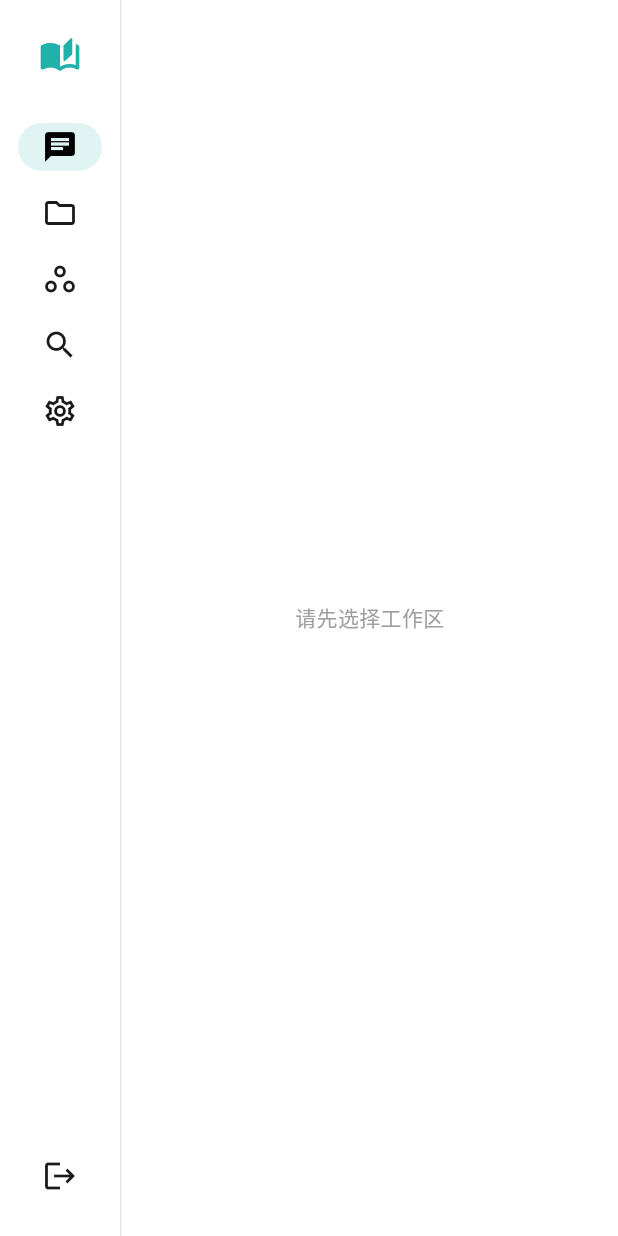
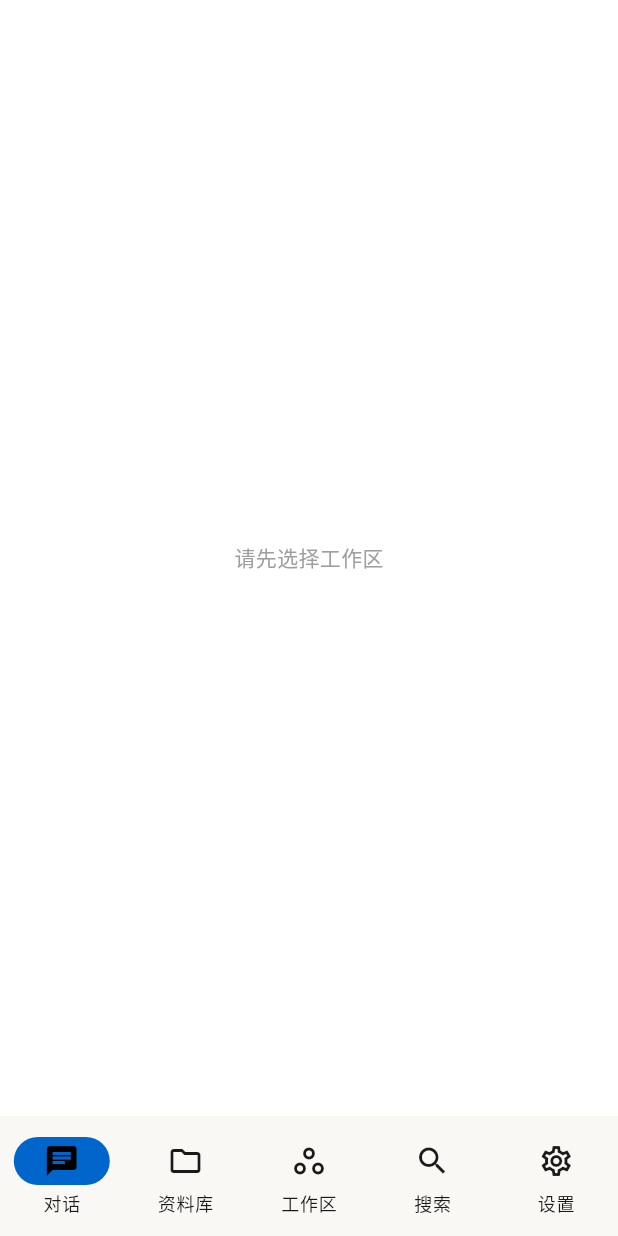
Before and after one commit to XimilalaXiang/TrustRAG, a Flutter app: the DashboardPage screen opened directly, on a phone screen of 412 x 824 dp. Run offline on Flutter 3.47's test engine with Material 3 defaults, Android fonts, the phone set to English and light mode, and no system bars; our stand-ins replace dio, file_picker, flutter_markdown, flutter_riverpod, go_router, google_fonts and 1 more; missing offline and left inert: streaming_markdown, syncfusion_flutter_pdfviewer; accounts and stored records are empty.

Commit message:
feat(responsive): implement 4-tier responsive layout breakpoints
- ≥1200px: Extended sidebar with labels + content
- 900-1199px: Extended sidebar + content
- 600-899px: Collapsed icon-only sidebar + content
- <600px: Bottom NavigationBar (mobile mode)
- Extract nav items to reusable static list
- Share AnimatedSwitcher content area across layouts

Co-authored-by: Cursor <cursoragent@cursor.com>

```diff
--- a/apps/client/lib/features/dashboard/pages/dashboard_page.dart
+++ b/apps/client/lib/features/dashboard/pages/dashboard_page.dart
@@ -20,10 +20,18 @@ class DashboardPage extends ConsumerStatefulWidget {
 class _DashboardPageState extends ConsumerState<DashboardPage> {
   int _selectedIndex = 0;
 
+  static const _navItems = <({IconData icon, IconData selectedIcon, String label})>[
+    (icon: Icons.chat_outlined, selectedIcon: Icons.chat, label: '对话'),
+    (icon: Icons.folder_outlined, selectedIcon: Icons.folder, label: '资料库'),
+    (icon: Icons.workspaces_outlined, selectedIcon: Icons.workspaces, label: '工作区'),
+    (icon: Icons.search_outlined, selectedIcon: Icons.search, label: '搜索'),
+    (icon: Icons.settings_outlined, selectedIcon: Icons.settings, label: '设置'),
+  ];
+
   @override
   Widget build(BuildContext context) {
     final theme = Theme.of(context);
-    final isWide = MediaQuery.of(context).size.width > 768;
+    final width = MediaQuery.of(context).size.width;
     final authState = ref.watch(authProvider);
 
     if (authState.status == AuthStatus.unauthenticated) {
@@ -32,11 +40,42 @@ class _DashboardPageState extends ConsumerState<DashboardPage> {
       });
     }
 
+    final contentArea = AnimatedSwitcher(
+      duration: const Duration(milliseconds: 250),
+      switchInCurve: Curves.easeOut,
+      switchOutCurve: Curves.easeIn,
+      child: KeyedSubtree(
+        key: ValueKey<int>(_selectedIndex),
+        child: _buildContent(),
+      ),
+    );
+
+    // <600px: bottom navigation (mobile)
+    if (width < 600) {
+      return Scaffold(
+        body: contentArea,
+        bottomNavigationBar: NavigationBar(
+          selectedIndex: _selectedIndex,
+          onDestinationSelected: (i) => setState(() => _selectedIndex = i),
+          destinations: _navItems
+              .map((n) => NavigationDestination(
+                    icon: Icon(n.icon),
+                    selectedIcon: Icon(n.selectedIcon),
+                    label: n.label,
+                  ))
+              .toList(),
+        ),
+      );
+    }
+
+    // ≥600px: side navigation rail
+    final extended = width >= 900;
+
     return Scaffold(
       body: Row(
         children: [
           NavigationRail(
-            extended: isWide,
+            extended: extended,
             selectedIndex: _selectedIndex,
             onDestinationSelected: (i) => setState(() => _selectedIndex = i),
             leading: Padding(
@@ -49,7 +88,7 @@ class _DashboardPageState extends ConsumerState<DashboardPage> {
                     color: theme.colorScheme.primary,
                     size: 28,
                   ),
-                  if (isWide) ...[
+                  if (extended) ...[
                     const SizedBox(width: 8),
                     Text(
                       'TrustRAG',
@@ -77,46 +116,16 @@ class _DashboardPageState extends ConsumerState<DashboardPage> {
                 ),
               ),
             ),
-            destinations: const [
-              NavigationRailDestination(
-                icon: Icon(Icons.chat_outlined),
-                selectedIcon: Icon(Icons.chat),
-                label: Text('对话'),
-              ),
-              NavigationRailDestination(
-                icon: Icon(Icons.folder_outlined),
-                selectedIcon: Icon(Icons.folder),
-                label: Text('资料库'),
-              ),
-              NavigationRailDestination(
-                icon: Icon(Icons.workspaces_outlined),
-                selectedIcon: Icon(Icons.workspaces),
-                label: Text('工作区'),
-              ),
-              NavigationRailDestination(
-                icon: Icon(Icons.search_outlined),
-                selectedIcon: Icon(Icons.search),
-                label: Text('搜索'),
-              ),
-              NavigationRailDestination(
-                icon: Icon(Icons.settings_outlined),
-                selectedIcon: Icon(Icons.settings),
-                label: Text('设置'),
-              ),
-            ],
+            destinations: _navItems
+                .map((n) => NavigationRailDestination(
+                      icon: Icon(n.icon),
+                      selectedIcon: Icon(n.selectedIcon),
+                      label: Text(n.label),
+                    ))
+                .toList(),
           ),
           const VerticalDivider(width: 1),
-          Expanded(
-            child: AnimatedSwitcher(
-              duration: const Duration(milliseconds: 250),
-              switchInCurve: Curves.easeOut,
-              switchOutCurve: Curves.easeIn,
-              child: KeyedSubtree(
-                key: ValueKey<int>(_selectedIndex),
-                child: _buildContent(),
-              ),
-            ),
-          ),
+          Expanded(child: contentArea),
         ],
       ),
     );
```
